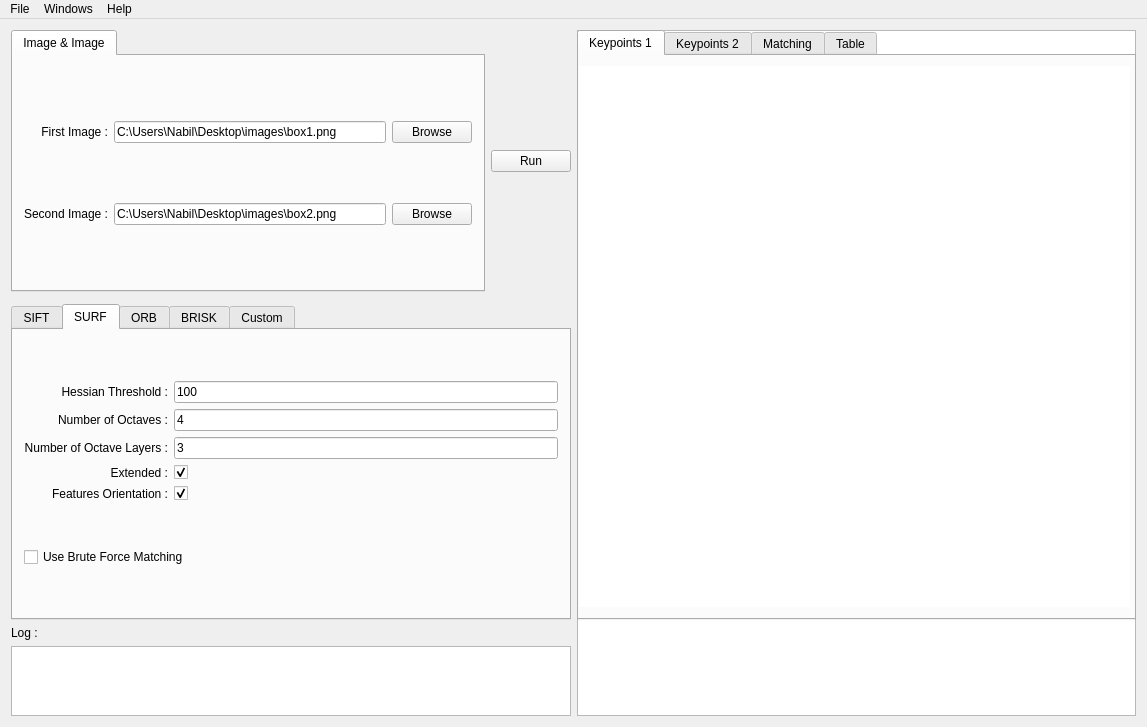
Qt form source_code/mainwindow.ui (Aissa94/PFE_Project) before a commit.
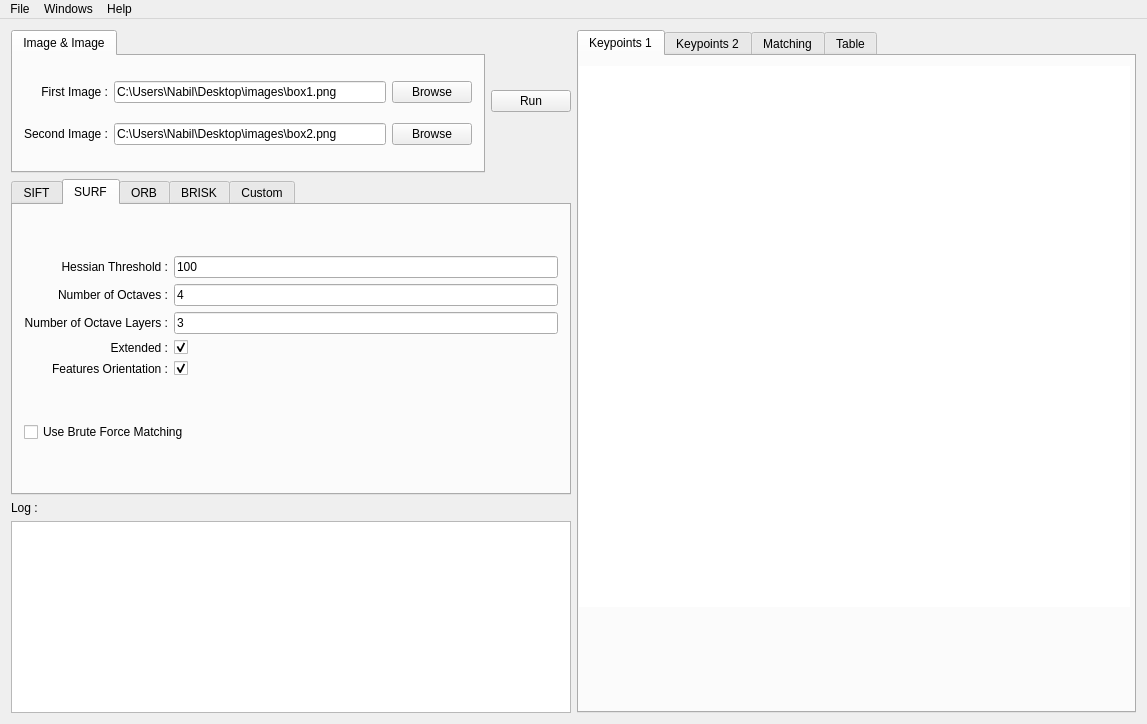
The same form after that commit.

Diff of the .ui file:
```diff
--- a/source_code/mainwindow.ui
+++ b/source_code/mainwindow.ui
@@ -15,13 +15,6 @@
   </property>
   <widget class="QWidget" name="centralWidget">
    <layout class="QGridLayout" name="gridLayout_6">
-    <item row="0" column="1" rowspan="4">
-     <widget class="QTableView" name="tableView">
-      <property name="sortingEnabled">
-       <bool>true</bool>
-      </property>
-     </widget>
-    </item>
     <item row="0" column="0">
      <layout class="QGridLayout" name="gridLayout">
       <item row="0" column="0">
@@ -101,7 +94,7 @@
       </item>
      </layout>
     </item>
-    <item row="3" column="0">
+    <item row="2" column="0">
      <layout class="QGridLayout" name="gridLayout_3">
       <item row="1" column="0">
        <widget class="QPlainTextEdit" name="logPlainText">
@@ -119,7 +112,7 @@
       </item>
      </layout>
     </item>
-    <item row="2" column="0">
+    <item row="1" column="0">
      <widget class="QTabWidget" name="allMethodsTabs">
       <property name="enabled">
        <bool>true</bool>
```
